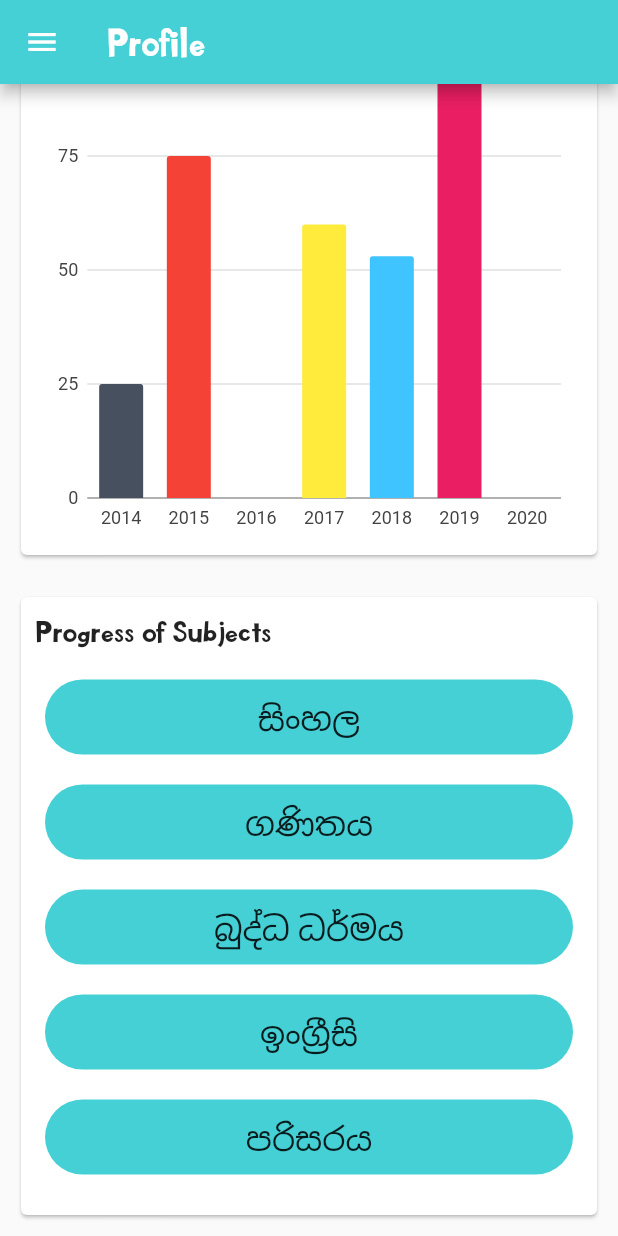
After one commit to Dinamu-Paha/Mobile-app, a Flutter app: the screen it shows after launch, scrolled down 570 dp, after a tap on the "menu" icon, on a phone screen of 412 x 824 dp. The commit adds this screen. Run offline on Flutter 3.47's test engine with Material 2 defaults, Android fonts, the phone set to English and light mode, and no system bars; our stand-ins replace charts_flutter, date_field.

Commit message:
profile page

```diff
--- /dev/null
+++ b/dinamu_paha/lib/Component/barChartGraph.dart
@@ -0,0 +1,117 @@
+import 'package:dinamu_paha/Component/colors.dart';
+import 'package:flutter/material.dart';
+import 'package:charts_flutter/flutter.dart' as charts;
+import 'barChartModel.dart';
+
+class MarksChart extends StatelessWidget {
+final List<BarChartModel> data ;
+
+ MarksChart({required this.data});
+  @override
+  Widget build(BuildContext context) {
+    List<charts.Series<BarChartModel, String>> series = [
+      charts.Series(
+          id: "Marks",
+          data: data,
+          domainFn: (BarChartModel series, _) => series.year,
+          measureFn: (BarChartModel series, _) => series.marks,
+          colorFn: (BarChartModel series, _) => series.color),
+    ];
+    return Container(
+      decoration: BoxDecoration(
+        // boxShadow: [
+        //   BoxShadow(
+        //     color: Colors.black12,
+        //     blurRadius: 10,
+        //     offset: Offset(0.2,0.2),
+        //   ),
+        // ],
+      ),
+      height: 550,
+      padding: EdgeInsets.all(10.0),
+      child: Card(
+        child: Padding(
+          padding: const EdgeInsets.all(10.0),
+          child: Column(
+            children: [
+              Row(
+                children: [
+                  Text("Progress of Pastpapers",style: TextStyle(fontSize: 20),)
+                ],
+              ),
+              SizedBox(
+                height: 10,
+              ),
+              Row(
+                children: [
+                  Text("07",style: TextStyle(fontSize: 50, color: AppColor.appBColor),)
+                ],
+              ),
+              SizedBox(
+                height: 5,
+              ),
+              Row(
+                children: [
+                  Text("You Have Done",style: TextStyle( color: AppColor.appBColor))
+                ],
+              ),
+              SizedBox(
+                height: 20,
+              ),
+              Text('Marks of the pastpapers'),
+              Expanded(
+                  child: charts.BarChart(series, animate: true,)
+              )
+            ],
+          ),
+        ),
+      ),
+    );
+  }
+}
+
+
+
+//
+//
+// return _buildFinancialList(series);
+//
+// }
+//
+// Widget _buildFinancialList(series) {
+//   return _barChartList != null
+//       ? ListView.separated(
+//     physics: NeverScrollableScrollPhysics(),
+//     separatorBuilder: (context, index) => Divider(
+//       color: Colors.white,
+//       height: 5,
+//     ),
+//     scrollDirection: Axis.vertical,
+//     shrinkWrap: true,
+//     itemCount: _barChartList.length,
+//     itemBuilder: (BuildContext context, int index) {
+//       return Container(
+//         height: MediaQuery.of(context).size.height/ 2.3,
+//         padding: EdgeInsets.all(10),
+//         child: Column(
+//           children: [
+//             Row(
+//               mainAxisAlignment: MainAxisAlignment.center,
+//               children: [
+//                 Text(_barChartList[index].month,
+//                     style: TextStyle(
+//                         color: Colors.black, fontSize: 22,
+//                         fontWeight: FontWeight.bold)
+//                 ),
+//               ],
+//             ),
+//             Expanded( child: charts.BarChart(series,
+//                 animate: true)
+//             ),
+//           ],
+//         ),
+//       );
+//     },
+//   )
+//       : SizedBox();
+// }
--- /dev/null
+++ b/dinamu_paha/lib/Component/barChartModel.dart
@@ -0,0 +1,10 @@
+import 'package:charts_flutter/flutter.dart' as charts;
+
+class BarChartModel {
+
+  String year;
+  int marks;
+  final charts.Color color;
+
+  BarChartModel({required this.year, required this.marks, required this.color,});
+}
--- a/dinamu_paha/lib/Component/colors.dart
+++ b/dinamu_paha/lib/Component/colors.dart
@@ -1,7 +1,8 @@
 import 'dart:ui';
 
 class AppColor{
+  static Color appBColor = Color(0xFF45d0d6);
   static Color mainColor = Color(0xFFFFFFFF);
   static Color formBgColor = Color(0x00DDFFF3);
-
+  static Color btnColor = Color(0xFF45d0d6);
 }
--- a/dinamu_paha/lib/Screens/fogotPass.dart
+++ b/dinamu_paha/lib/Screens/fogotPass.dart
@@ -78,7 +78,7 @@ class _FogotPasswordPageState extends State<FogotPasswordPage> {
                               height: 45,
                               decoration: BoxDecoration(
                                 borderRadius: BorderRadius.circular(10),
-                                color: Colors.orange,
+                                color: AppColor.btnColor,
                               ),
                               child: Center(
                                   child: Text('Send Password Reset code',style: TextStyle(fontSize: 20),)),
--- a/dinamu_paha/lib/Screens/home.dart
+++ b/dinamu_paha/lib/Screens/home.dart
@@ -1,5 +1,7 @@
 import 'package:dinamu_paha/Screens/landing.dart';
 import 'package:dinamu_paha/Screens/signIn.dart';
+import 'package:dinamu_paha/Screens/studentDash.dart';
+import 'package:dinamu_paha/Screens/studentProfile.dart';
 import 'package:flutter/material.dart';
 
 
@@ -14,6 +16,6 @@ class _HomePageState extends State<HomePage> {
   @override
   Widget build(BuildContext context) {
     return SafeArea(
-        child: SignInPage());
+        child: StudentProfile());
   }
 }
--- a/dinamu_paha/lib/Screens/signIn.dart
+++ b/dinamu_paha/lib/Screens/signIn.dart
@@ -1,8 +1,13 @@
+import 'dart:convert';
+
 import 'package:dinamu_paha/Component/colors.dart';
 import 'package:dinamu_paha/Screens/fogotPass.dart';
 import 'package:dinamu_paha/Screens/singUp.dart';
 import 'package:dinamu_paha/Screens/subject_UI.dart';
 import 'package:flutter/material.dart';
+import 'package:http/http.dart' as http;
+
+import '../Api/User.dart';
 
 class SignInPage extends StatefulWidget {
   const SignInPage({Key? key}) : super(key: key);
@@ -12,6 +17,16 @@ class SignInPage extends StatefulWidget {
 }
 
 class _SignInPageState extends State<SignInPage> {
+  User user = User("", "");
+  Future save() async{
+
+    // print("dineth");
+    final res = await http.post( Uri.parse('http://192.168.138.35:8080/user/login'),
+    headers:{'Content-Type':'application/json'},
+    body:json.encode({'email':user.email, 'password':user.password})
+    );
+    print(res.body);
+  }
   @override
   Widget build(BuildContext context) {
     return Scaffold(
@@ -131,11 +146,12 @@ class _SignInPageState extends State<SignInPage> {
                           SizedBox(height: 20,),
                           GestureDetector(
                             onTap: (){
-                              Navigator.push(
-                                  context,
-                                  MaterialPageRoute(
-                                    builder: (BuildContext context) => Subject_UI(),
-                                  ));
+                              save();
+                              // Navigator.push(
+                              //     context,
+                              //     MaterialPageRoute(
+                              //       builder: (BuildContext context) => Subject_UI(),
+                              //     ));
                             },
                             child: Container(
                               width: MediaQuery.of(context).size.width-60,
--- a/dinamu_paha/lib/Screens/singUp.dart
+++ b/dinamu_paha/lib/Screens/singUp.dart
@@ -324,7 +324,7 @@ class _SignUpPageState extends State<SignUpPage> {
                             height: 45,
                             decoration: BoxDecoration(
                               borderRadius: BorderRadius.circular(10),
-                              color: Colors.orange,
+                              color: AppColor.btnColor,
                             ),
                             child: Center(
                                 child: Text('Sign Up',style: TextStyle(fontSize: 20,color: Colors.black,),)),
--- /dev/null
+++ b/dinamu_paha/lib/Screens/studentProfile.dart
@@ -0,0 +1,223 @@
+import 'package:dinamu_paha/Component/barChartGraph.dart';
+import 'package:dinamu_paha/Component/colors.dart';
+import 'package:flutter/cupertino.dart';
+import 'package:flutter/material.dart';
+import 'package:charts_flutter/flutter.dart' as charts;
+import '../Component/barChartModel.dart';
+
+
+class StudentProfile extends StatefulWidget {
+  const StudentProfile({Key? key}) : super(key: key);
+
+  @override
+  State<StudentProfile> createState() => _StudentProfileState();
+}
+
+class _StudentProfileState extends State<StudentProfile> {
+
+  final List<BarChartModel> data = [
+    BarChartModel(
+      year: "2014",
+      marks: 25,
+      color: charts.ColorUtil.fromDartColor(Color(0xFF47505F)),
+    ),
+    BarChartModel(
+      year: "2015",
+      marks: 75,
+      color: charts.ColorUtil.fromDartColor(Colors.red),
+    ),
+    BarChartModel(
+      year: "2016",
+      marks: 0,
+      color: charts.ColorUtil.fromDartColor(Colors.green),
+    ),
+    BarChartModel(
+      year: "2017",
+      marks: 60,
+      color: charts.ColorUtil.fromDartColor(Colors.yellow),
+    ),
+    BarChartModel(
+      year: "2018",
+      marks: 53,
+      color: charts.ColorUtil.fromDartColor(Colors.lightBlueAccent),
+    ),
+    BarChartModel(
+      year: "2019",
+      marks: 92,
+      color: charts.ColorUtil.fromDartColor(Colors.pink),
+    ),
+    BarChartModel(
+      year: "2020",
+      marks: 0,
+      color: charts.ColorUtil.fromDartColor(Colors.purple),
+    ),
+  ];
+
+  @override
+  Widget build(BuildContext context) {
+    return Scaffold(
+      appBar: AppBar(
+        backgroundColor: AppColor.appBColor,
+        title: Text('Profile',style: TextStyle(fontSize: 25),),
+        leading: IconButton(
+          icon: Icon(Icons.menu),
+          onPressed: (){},
+        ),
+      ),
+      body: SafeArea(
+        child: SingleChildScrollView(
+          scrollDirection: Axis.vertical,
+          child: Container(
+            width: MediaQuery.of(context).size.width,
+            child: Column(
+              crossAxisAlignment: CrossAxisAlignment.center,
+              children: [
+                SizedBox(
+                  height: 30,
+                ),
+                Container(
+                  height: 150,
+                  width: 150,
+                  decoration: BoxDecoration(
+                      image: DecorationImage(
+                        image: AssetImage("assets/images/dpimage.png"),
+                        fit: BoxFit.cover,
+
+                      ),
+                    borderRadius: BorderRadius.circular(100),
+                    color: AppColor.appBColor,
+                    boxShadow: [
+                    BoxShadow(
+                    color: Colors.black26,
+                    blurRadius: 7,
+                    offset: Offset(2, 4), // Shadow position
+                  ),
+                  ],
+                  ),
+                ),
+                SizedBox(
+                  height: 20,
+                ),
+                Container(
+                  child: Text("Nishath Yasintha",style: TextStyle(fontSize: 25),),
+                ),
+                SizedBox(
+                  height: 5,
+                ),
+                Container(
+                  child: Text("nishathyasintha@gmail.com",style: TextStyle(fontSize: 18),),
+                ),
+                SizedBox(
+                  height: 20,
+                ),
+                Container(
+                  height: 50,
+                  width: 150,
+                  decoration: BoxDecoration(
+                      color: AppColor.btnColor,
+                      borderRadius: BorderRadius.circular(30)
+                  ),
+                  child: Center(child: Text("Edit Profile")),
+                ),
+                SizedBox(
+                  height: 20,
+                ),
+                Center(
+                  child: MarksChart(data: data,),
+                ),
+            Container(
+              decoration: BoxDecoration(
+                // boxShadow: [
+                //   BoxShadow(
+                //     color: Colors.black12,
+                //     blurRadius: 10,
+                //     offset: Offset(0.2,0.2),
+                //   ),
+                // ],
+              ),
+              height: 440,
+              padding: EdgeInsets.all(10.0),
+              child: Card(
+                child: Padding(
+                  padding: const EdgeInsets.all(10.0),
+                  child: Column(
+                    children: [
+                      Row(
+                        children: [
+                          Text("Progress of Subjects",style: TextStyle(fontSize: 20),)
+                        ],
+                      ),
+                      SizedBox(
+                        height: 20,
+                      ),
+                      Container(
+                        height: 50,
+                        width: MediaQuery.of(context).size.width-60,
+                        decoration: BoxDecoration(
+                            color: AppColor.btnColor,
+                            borderRadius: BorderRadius.circular(30)
+                        ),
+                        child: Center(child: Text("සිංහල", style: TextStyle(fontSize: 22),)),
+                      ),
+                      SizedBox(
+                        height: 20,
+                      ),
+                      Container(
+                        height: 50,
+                        width: MediaQuery.of(context).size.width-60,
+                        decoration: BoxDecoration(
+                            color: AppColor.btnColor,
+                            borderRadius: BorderRadius.circular(30)
+                        ),
+                        child: Center(child: Text("ගණිතය", style: TextStyle(fontSize: 22),)),
+                      ),
+                      SizedBox(
+                        height: 20,
+                      ),
+                      Container(
+                        height: 50,
+                        width: MediaQuery.of(context).size.width-60,
+                        decoration: BoxDecoration(
+                            color: AppColor.btnColor,
+                            borderRadius: BorderRadius.circular(30)
+                        ),
+                        child: Center(child: Text("බුද්ධ ධර්මය", style: TextStyle(fontSize: 22),)),
+                      ),
+                      SizedBox(
+                        height: 20,
+                      ),
+                      Container(
+                        height: 50,
+                        width: MediaQuery.of(context).size.width-60,
+                        decoration: BoxDecoration(
+                            color: AppColor.btnColor,
+                            borderRadius: BorderRadius.circular(30)
+                        ),
+                        child: Center(child: Text("ඉංග්‍රීසි", style: TextStyle(fontSize: 22),)),
+                      ),
+                      SizedBox(
+                        height: 20,
+                      ),
+                      Container(
+                        height: 50,
+                        width: MediaQuery.of(context).size.width-60,
+                        decoration: BoxDecoration(
+                            color: AppColor.btnColor,
+                            borderRadius: BorderRadius.circular(30)
+                        ),
+                        child: Center(child: Text("පරිසරය", style: TextStyle(fontSize: 22),)),
+                      ),
+                    ],
+                  ),
+                ),
+              ),
+            )
+              ],
+            ),
+          ),
+        ),
+
+      ),
+    );
+  }
+}
--- a/dinamu_paha/lib/main.dart
+++ b/dinamu_paha/lib/main.dart
@@ -18,6 +18,7 @@ class MyApp extends StatelessWidget {
   @override
   Widget build(BuildContext context) {
     return MaterialApp(
+      debugShowCheckedModeBanner: false ,
       title: 'Dinamu paha',
       theme: ThemeData(
         fontFamily: "KidZone",
--- a/dinamu_paha/pubspec.yaml
+++ b/dinamu_paha/pubspec.yaml
@@ -36,6 +36,8 @@ dependencies:
   # The following adds the Cupertino Icons font to your application.
   # Use with the CupertinoIcons class for iOS style icons.
   cupertino_icons: ^1.0.2
+  http: ^0.13.5
+  charts_flutter: ^0.12.0
 
 dev_dependencies:
   flutter_test:
```
Also changed, not shown: dinamu_paha/lib/Api/User.dart (added), dinamu_paha/pubspec.lock, 2 other files.
